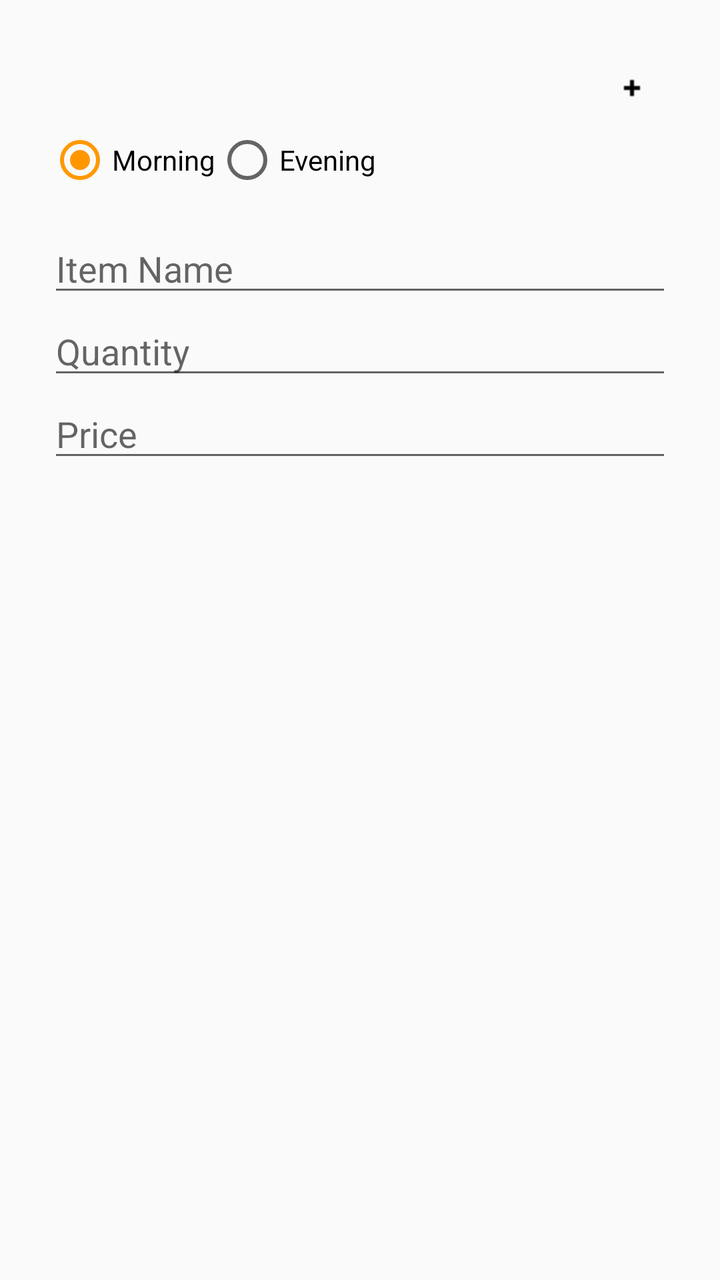
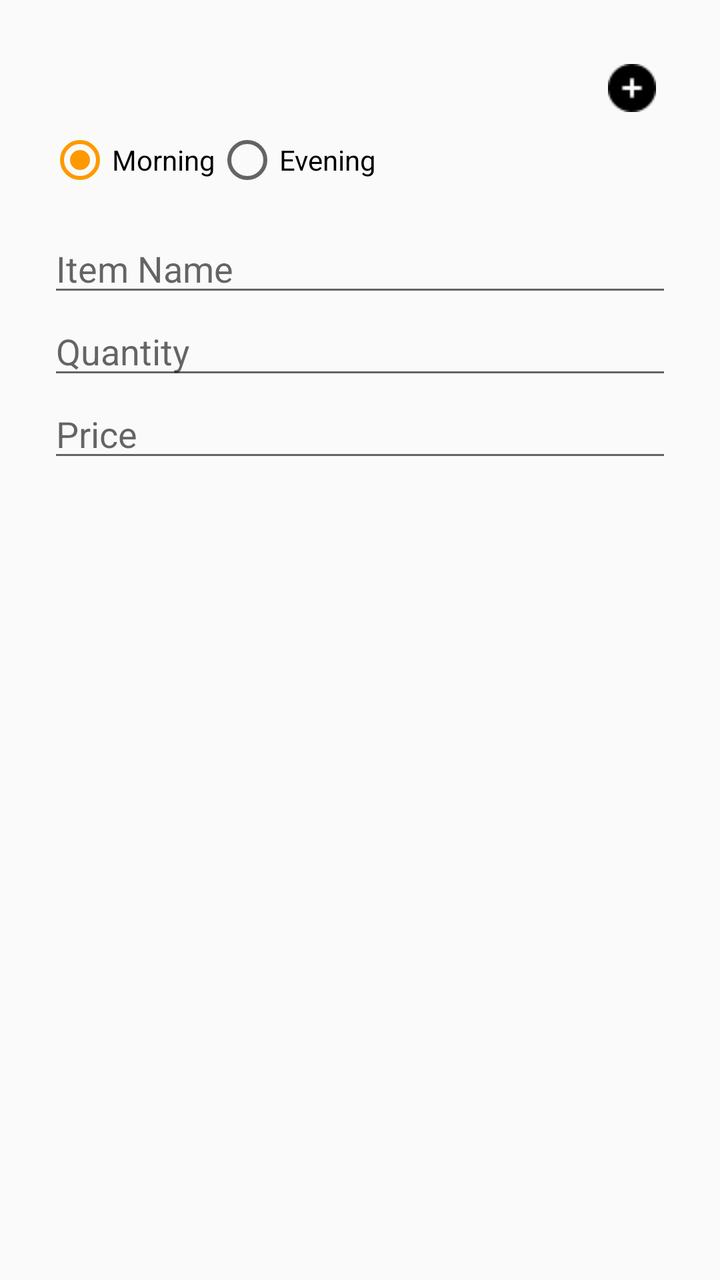

Compare the two renders of this Android layout. The source of the first and the diff that turns it into the second are given below.
<!-- AndroidManifest.xml: application theme AppTheme -->
<!-- res/layout/dialog_daily_expense_entry.xml -->
<?xml version="1.0" encoding="utf-8"?>
<LinearLayout xmlns:android="http://schemas.android.com/apk/res/android"
    xmlns:tools="http://schemas.android.com/tools"
    android:orientation="vertical"
    android:padding="24dp"
    android:layout_width="match_parent"
    android:layout_height="wrap_content">

    
    <LinearLayout
        android:layout_width="match_parent"
        android:layout_height="wrap_content"
        android:orientation="horizontal"
        android:gravity="end">

        <ImageButton
            android:id="@+id/btnAddNewItem"
            android:layout_width="40dp"
            android:layout_height="40dp"
            android:background="?attr/selectableItemBackgroundBorderless"
            android:contentDescription="Add New Item"
            android:src="@drawable/ic_plus" />
    </LinearLayout>

    <RadioGroup
        android:id="@+id/radioGroupShift"
        android:layout_width="wrap_content"
        android:layout_height="wrap_content"
        android:orientation="horizontal"
        android:layout_marginBottom="16dp">

        <RadioButton
            android:id="@+id/radioMorning"
            android:layout_width="wrap_content"
            android:layout_height="wrap_content"
            android:checked="true"
            android:text="Morning"
            tools:ignore="TouchTargetSizeCheck" />

        <RadioButton
            android:id="@+id/radioEvening"
            android:layout_width="wrap_content"
            android:layout_height="wrap_content"
            android:text="Evening"
            tools:ignore="TouchTargetSizeCheck" />
    </RadioGroup>







    <AutoCompleteTextView
        android:id="@+id/autoCompleteItemName"
        android:layout_width="match_parent"
        android:layout_height="wrap_content"
        android:hint="Item Name"
        android:inputType="text"
        tools:ignore="TouchTargetSizeCheck" />

    
    <TextView
        android:id="@+id/tvItemNameError"
        android:layout_width="match_parent"
        android:layout_height="wrap_content"
        android:textColor="@android:color/holo_red_dark"
        android:text=""
        android:visibility="gone"
        android:textSize="14sp"
        android:paddingTop="4dp"/>

    <EditText
        android:id="@+id/etQuantity"
        android:layout_width="match_parent"
        android:layout_height="wrap_content"
        android:hint="Quantity"
        android:inputType="number"
        tools:ignore="HardcodedText,TouchTargetSizeCheck" />

    <EditText
        android:id="@+id/etPrice"
        android:layout_width="match_parent"
        android:layout_height="wrap_content"
        android:hint="Price"
        android:inputType="numberDecimal"
        tools:ignore="TouchTargetSizeCheck" />

</LinearLayout>
<!-- resources referenced by this layout -->
<resources>
  <!-- drawable ic_plus: png bitmap (drawable, 115 bytes) -->
  <style name="AppTheme" parent="Theme.AppCompat.Light.NoActionBar">
          
          <item name="colorPrimary">@color/colorPrimary</item>
          <item name="colorPrimaryDark">@color/colorPrimaryDark</item>
          <item name="colorAccent">@color/colorAccent</item>
      </style>
  <color name="colorPrimary">#F44336</color>
  <color name="colorPrimaryDark">#D32F2F</color>
  <color name="colorAccent">#FF9800</color>
</resources>

<!-- the commit's change to res/layout/dialog_daily_expense_entry.xml (unified diff, before → after) -->
@@ -19,7 +19,7 @@
             android:layout_height="40dp"
             android:background="?attr/selectableItemBackgroundBorderless"
             android:contentDescription="Add New Item"
-            android:src="@drawable/ic_plus" />
+            android:src="@drawable/ic_add" />
     </LinearLayout>
 
     <RadioGroup
<!-- resource entries referenced after the edit -->
@@ -1,6 +1,6 @@
 <!-- resources referenced by this layout -->
 <resources>
-  <!-- drawable ic_plus: png bitmap (drawable, 115 bytes) -->
+  <!-- drawable ic_add: png bitmap (drawable, 438 bytes) -->
   <style name="AppTheme" parent="Theme.AppCompat.Light.NoActionBar">
           
           <item name="colorPrimary">@color/colorPrimary</item>
